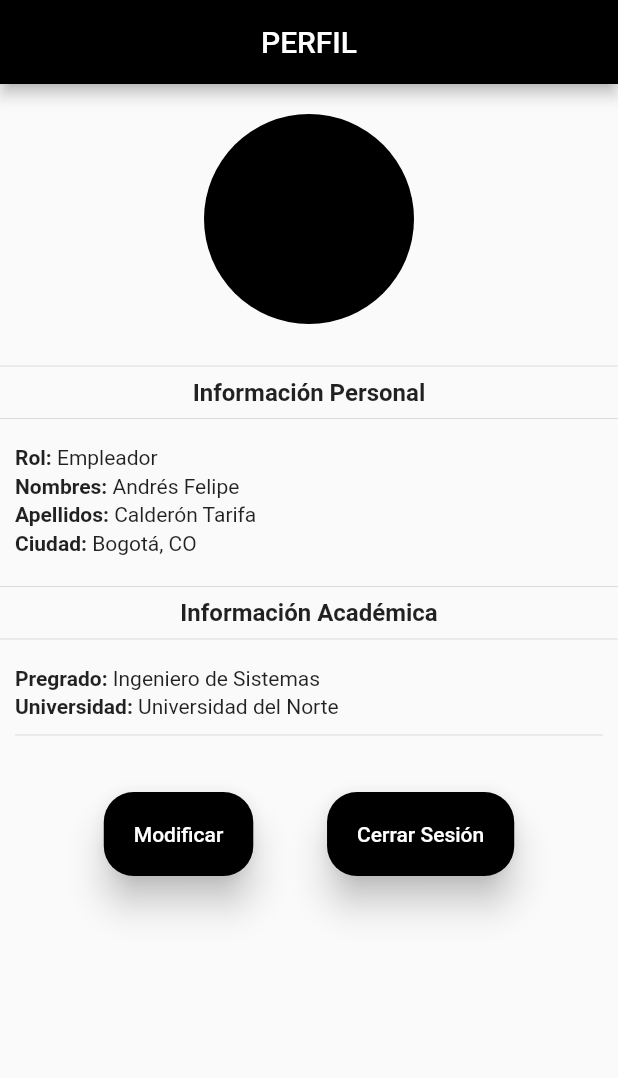
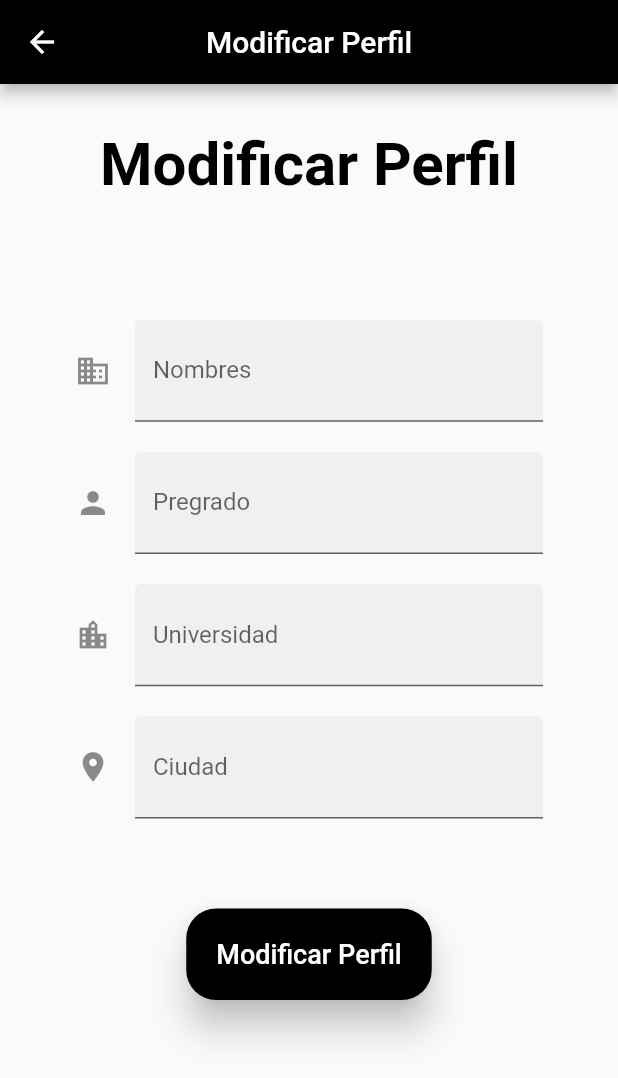
Before and after one commit to idavidcastro/Proyecto-Movil, a Flutter app: the PageConfig2 screen opened directly, after a tap on "Modificar", on a phone screen of 412 x 824 dp. Shown: the top 1078 px of the screen. Run offline on Flutter 3.47's test engine with Material 2 defaults, Android fonts, the phone set to English and light mode, and no system bars.

Commit message:
últimos cambios del corte

```diff
--- a/lib/UI/pages/cofigEMP.dart
+++ b/lib/UI/pages/cofigEMP.dart
@@ -1,5 +1,6 @@
 import 'package:flutter/material.dart';
 
+import 'editarConfigEMP.dart';
 import 'login.dart';
 
 class PageConfig2 extends StatefulWidget {
@@ -136,7 +137,14 @@ class _PageConfig2State extends State<PageConfig2> {
               children: [
                 RaisedButton(
                   elevation: 10.0,
-                  onPressed: () {},
+                  onPressed: () {
+                    Navigator.push(
+                      context,
+                      MaterialPageRoute(
+                          builder: (_) => const EditarConfigEMP()),
+                    );
+                    setState(() {});
+                  },
                   shape: RoundedRectangleBorder(
                       borderRadius: BorderRadius.circular(20.0)),
                   highlightElevation: 20.0,
--- /dev/null
+++ b/lib/UI/pages/editarConfigEMP.dart
@@ -0,0 +1,158 @@
+import 'package:flutter/material.dart';
+
+class EditarConfigEMP extends StatefulWidget {
+  const EditarConfigEMP({Key? key}) : super(key: key);
+
+  @override
+  State<EditarConfigEMP> createState() => _EditarConfigEMPState();
+}
+
+class _EditarConfigEMPState extends State<EditarConfigEMP> {
+  @override
+  Widget build(BuildContext context) {
+    return Scaffold(
+        appBar: AppBar(
+          centerTitle: true,
+          backgroundColor: Colors.black,
+          title: const Text('Modificar Perfil'),
+          automaticallyImplyLeading: true,
+        ),
+        body: SingleChildScrollView(
+          child: Column(
+            children: [
+              _titulo(),
+              Padding(
+                padding: const EdgeInsets.fromLTRB(50, 50, 50, 20),
+                child: TextField(
+                  decoration: InputDecoration(
+                      filled: true,
+                      //hintText: 'Tipo Usuario',
+                      labelText: 'Nombres',
+                      icon: const Icon(Icons.business),
+                      // suffix: Icon(Icons.access_alarm),
+                      suffix: GestureDetector(
+                        child: const Icon(Icons.close),
+                        onTap: () {
+                          //controlEmpresa.clear();
+                        },
+                      )
+                      //probar suffix
+                      ),
+                ),
+              ),
+              Padding(
+                padding: const EdgeInsets.fromLTRB(50, 0, 50, 20),
+                child: TextField(
+                  decoration: InputDecoration(
+                      filled: true,
+                      labelText: 'Pregrado',
+                      icon: const Icon(Icons.person),
+                      // suffix: Icon(Icons.access_alarm),
+                      suffix: GestureDetector(
+                        child: const Icon(Icons.close),
+                        onTap: () {
+                          //controlCargo.clear();
+                        },
+                      )
+                      //probar suffix
+                      ),
+                ),
+              ),
+              Padding(
+                padding: const EdgeInsets.fromLTRB(50, 0, 50, 20),
+                child: TextField(
+                  decoration: InputDecoration(
+                      filled: true,
+                      labelText: 'Universidad',
+                      icon: const Icon(Icons.location_city),
+                      // suffix: Icon(Icons.access_alarm),
+                      suffix: GestureDetector(
+                        child: const Icon(Icons.close),
+                        onTap: () {
+                          //controlSalario.clear();
+                        },
+                      )
+                      //probar suffix
+                      ),
+                ),
+              ),
+              Padding(
+                padding: const EdgeInsets.fromLTRB(50, 0, 50, 20),
+                child: TextField(
+                  decoration: InputDecoration(
+                      filled: true,
+                      labelText: 'Ciudad',
+                      icon: const Icon(Icons.location_on),
+                      // suffix: Icon(Icons.access_alarm),
+                      suffix: GestureDetector(
+                        child: const Icon(Icons.close),
+                        onTap: () {
+                          //controlCiudad.clear();
+                        },
+                      )
+                      //probar suffix
+                      ),
+                ),
+              ),
+              Padding(
+                padding: const EdgeInsets.all(40.0),
+                child: RaisedButton(
+                  elevation: 10.0,
+                  onPressed: () {
+                    // dialogo
+                    showDialog(
+                        context: context,
+                        builder: (_) => AlertDialog(
+                              title: const Text('Modificar Perfil'),
+                              content:
+                                  const Text('Se ha modificado correctamente.'),
+                              actions: [
+                                TextButton(
+                                    onPressed: () {
+                                      Navigator.pop(context);
+                                      setState(() {});
+                                    },
+                                    child: const Text(
+                                      'Ok',
+                                      style: TextStyle(color: Colors.black),
+                                    ))
+                              ],
+                            ));
+                    // Devuelvo los datos de la lista _usuarioadd
+                    /*
+                      Navigator.push(
+                          context,
+                          MaterialPageRoute(
+                              builder: (_) => ListarUsuario())); //Llamar la Vista
+                      */
+                  },
+                  shape: RoundedRectangleBorder(
+                      borderRadius: BorderRadius.circular(20.0)),
+                  highlightElevation: 20.0,
+                  color: Colors.black,
+                  textColor: Colors.white,
+                  padding: const EdgeInsets.symmetric(
+                      horizontal: 20.0, vertical: 20.0),
+                  child: const Text(
+                    'Modificar Perfil',
+                    style: TextStyle(fontSize: 18),
+                  ),
+                ),
+              ),
+            ],
+          ),
+        ));
+  }
+
+  Widget _titulo() {
+    return const Padding(
+      padding: EdgeInsets.all(30.0),
+      child: Text(
+        "Modificar Perfil",
+        style: TextStyle(
+            color: Colors.black, fontSize: 40.0, fontWeight: FontWeight.bold),
+        textAlign: TextAlign.center,
+      ),
+    );
+  }
+}
--- a/lib/UI/pages/inicio.dart
+++ b/lib/UI/pages/inicio.dart
@@ -1,7 +1,7 @@
 import 'package:flutter/material.dart';
 
 class PageInicio extends StatefulWidget {
-  const PageInicio({Key? key}):super(key: key);
+  const PageInicio({Key? key}) : super(key: key);
 
   @override
   State<PageInicio> createState() => _PageInicioState();
--- a/pubspec.yaml
+++ b/pubspec.yaml
@@ -34,6 +34,7 @@ dependencies:
   # Use with the CupertinoIcons class for iOS style icons.
   cupertino_icons: ^1.0.2
   http:
+  image_picker:
 
 dev_dependencies:
   flutter_test:
```
Also changed, not shown: lib/UI/pages/config.dart (+9 -1 lines), lib/UI/pages/crearVacanteEMP.dart (+24 -4 lines), lib/UI/pages/editarConfig.dart (added, +161 -0 lines), lib/UI/pages/login.dart (+32 -12 lines), lib/UI/pages/recuperPsswd.dart (added, +83 -0 lines), lib/UI/pages/registrarUsuario.dart (+40 -23 lines), lib/domain/modelo/usuario.dart (+4 -4 lines), pubspec.lock.
